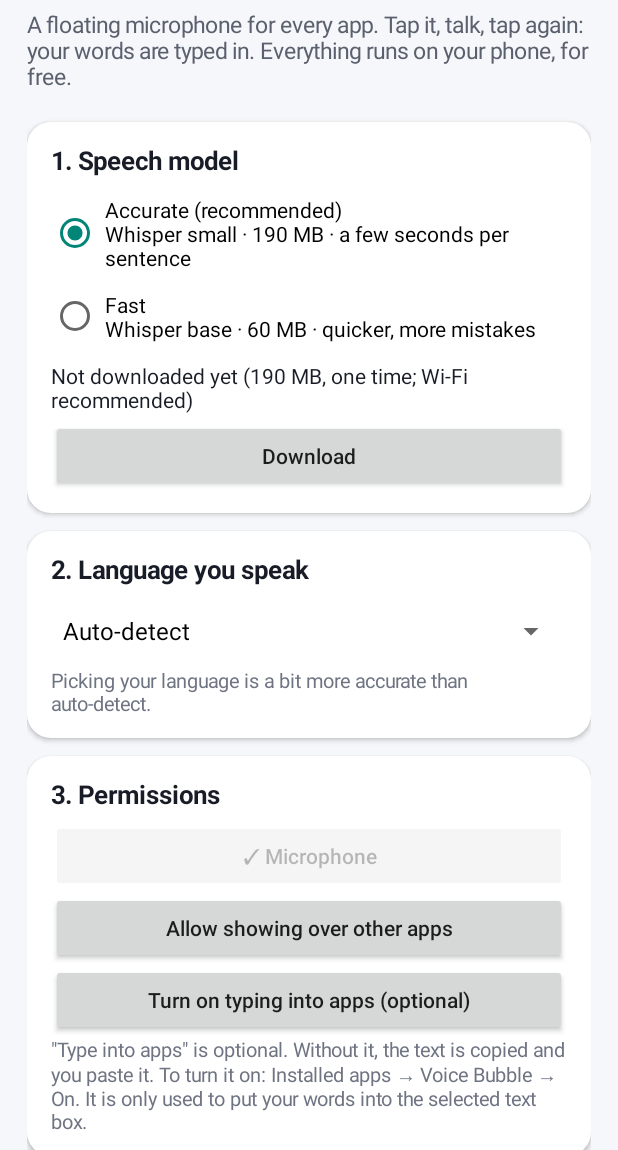
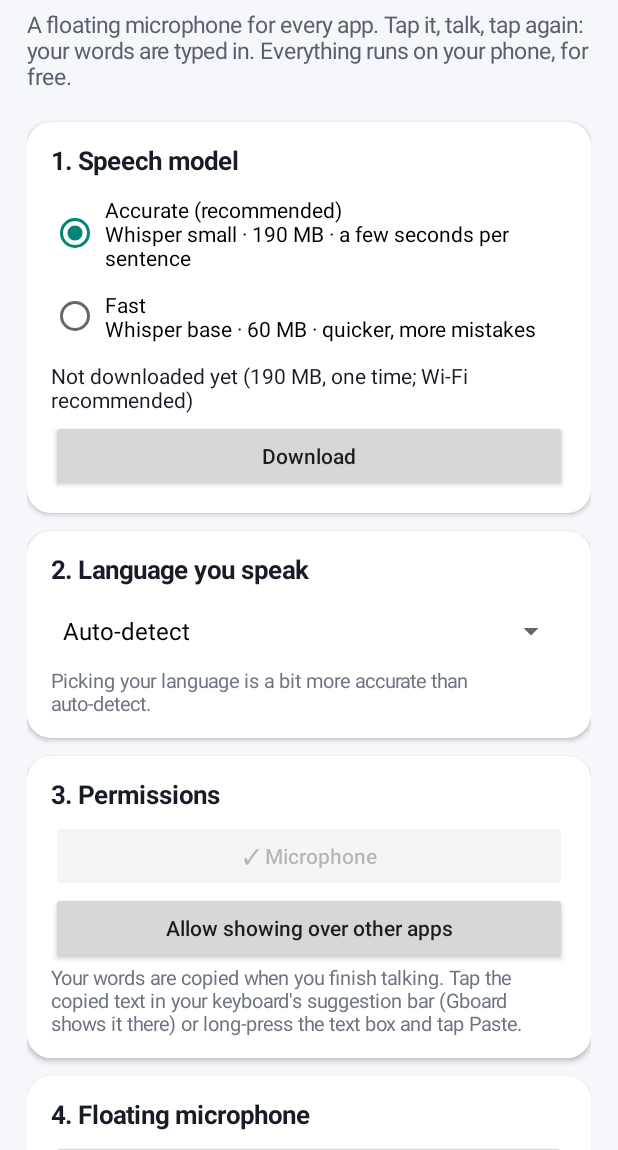
Before and after one commit to alonhasfri/combo-checker, an Android app: the screen it shows after launch (MainActivity), on a phone screen of 412 x 824 dp, the part 86-1236 px from its top. Run offline under Robolectric (Android 15) with nearby library versions, the phone set to English and light mode, and no system bars.

Commit message:
Voice Bubble: basic version without accessibility so Play Protect allows install
Play Protect blocks browser-installed apps that declare an accessibility service. Split the
app into two flavors: "basic" (copies the text to paste, installs normally) and "autotype"
(the accessibility service that types the text in). The release now carries both APKs.

Co-Authored-By: Claude Opus 5.5 <noreply@anthropic.com>
Claude-Session: https://claude.ai/code/session_01QaaPNRw78REHwujBhFean9

```diff
--- a/voice-bubble/app/src/main/java/com/voicebubble/MainActivity.kt
+++ b/voice-bubble/app/src/main/java/com/voicebubble/MainActivity.kt
@@ -106,10 +106,17 @@ class MainActivity : Activity() {
         typeBtn = button("") { startActivity(Intent(Settings.ACTION_ACCESSIBILITY_SETTINGS)) }
         c3.addView(micBtn)
         c3.addView(overlayBtn)
-        c3.addView(typeBtn)
-        c3.addView(text("\"Type into apps\" is optional. Without it, the text is copied and you paste it. " +
-                "To turn it on: Installed apps → Voice Bubble → On. It is only used to put your words into the selected text box.",
-            13f, color = Color.rgb(110, 116, 130)))
+        if (BuildConfig.AUTOTYPE) {
+            c3.addView(typeBtn)
+            c3.addView(text("\"Type into apps\" is optional. Without it, the text is copied and you paste it. " +
+                    "To turn it on: Installed apps → Voice Bubble → On. If Android says it's a restricted setting: " +
+                    "App info → ⋮ → Allow restricted settings, then try again. It is only used to put your words into the selected text box.",
+                13f, color = Color.rgb(110, 116, 130)))
+        } else {
+            c3.addView(text("Your words are copied when you finish talking. Tap the copied text in your keyboard's " +
+                    "suggestion bar (Gboard shows it there) or long-press the text box and tap Paste.",
+                13f, color = Color.rgb(110, 116, 130)))
+        }
 
         // 4. Start
         val c4 = card(col, "4. Floating microphone")
```
Also changed, not shown: voice-bubble/app/build.gradle.kts (+17 -0 lines), voice-bubble/app/src/main/AndroidManifest.xml (+0 -12 lines), voice-bubble/app/src/main/java/com/voicebubble/BubbleService.kt (+6 -1 lines), 3 other files.
